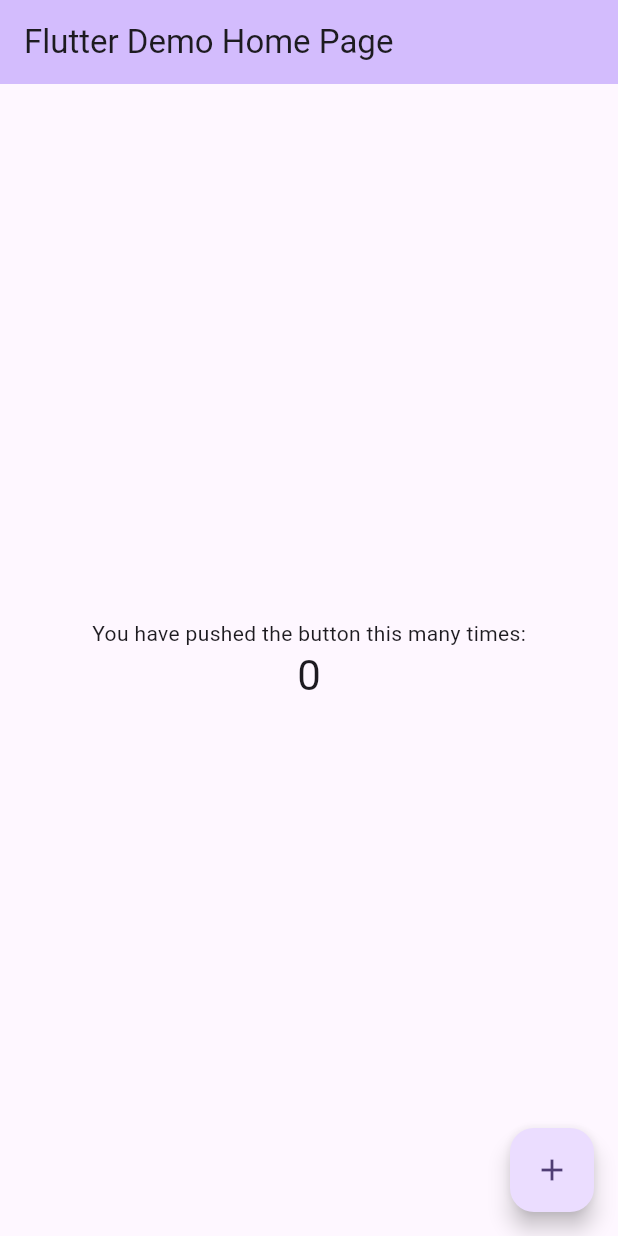
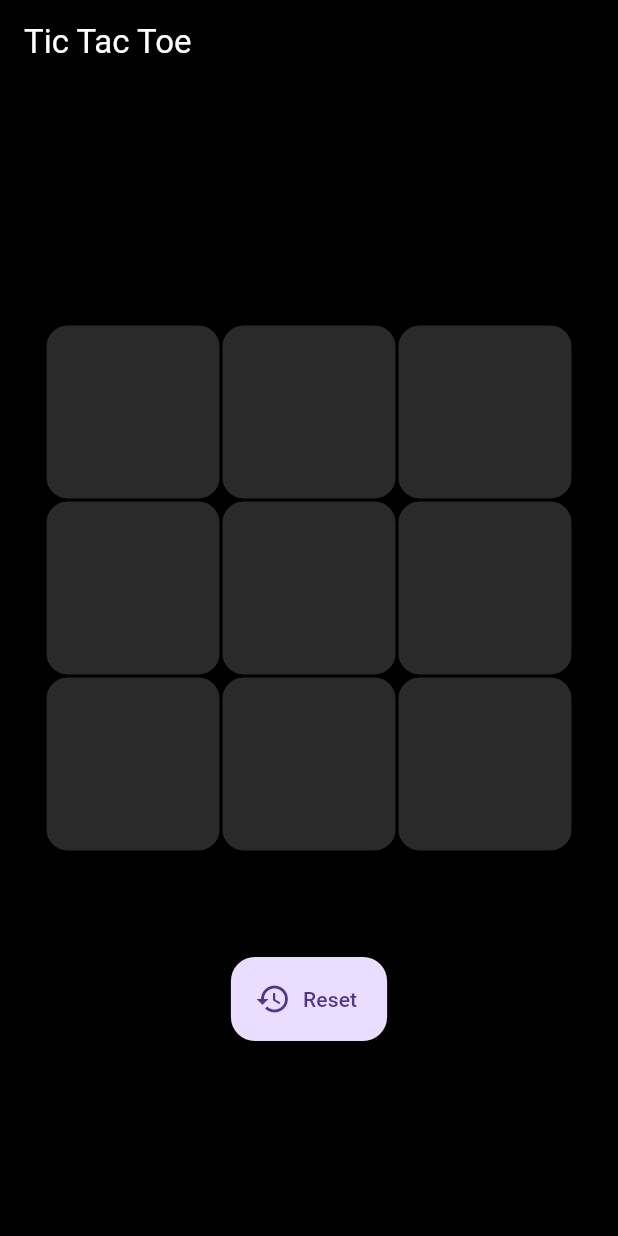
Before and after one commit to sreeramamp123/PRODIGY_AD_04, a Flutter app: the screen it shows after launch, on a phone screen of 412 x 824 dp. Run offline on Flutter 3.47's test engine with Material 3 defaults, Android fonts, the phone set to English and light mode, and no system bars.

Commit message:
Design UI/UX - 1st Commit

```diff
--- /dev/null
+++ b/lib/home.dart
@@ -0,0 +1,75 @@
+import 'package:flutter/material.dart';
+
+class TicTacToe extends StatefulWidget {
+  @override
+  _TicTacToeState createState() => _TicTacToeState();
+}
+
+class _TicTacToeState extends State<TicTacToe> {
+  List<String> board = List.filled(9, ''); // 3x3 = 9 cells
+  bool xTurn = true; // X starts first
+
+  void handleTap(int index) {
+    if (board[index] == '') {
+      setState(() {
+        board[index] = xTurn ? 'X' : 'O';
+        xTurn = !xTurn;
+      });
+    }
+  }
+
+  @override
+  Widget build(BuildContext context) {
+    return Scaffold(
+      backgroundColor: Colors.black,
+      appBar: AppBar(
+        title: Text('Tic Tac Toe', style: TextStyle(color: Colors.white)),
+        backgroundColor: Colors.black,
+      ),
+      body: Column(
+        mainAxisAlignment: MainAxisAlignment.center,
+        children: [
+          Padding(
+            padding: const EdgeInsets.all(30.0),
+            child: GridView.builder(
+              shrinkWrap: true,
+              itemCount: 9,
+              gridDelegate: SliverGridDelegateWithFixedCrossAxisCount(
+                crossAxisCount: 3,
+              ),
+              itemBuilder: (context, index) {
+                return GestureDetector(
+                  onTap: () => handleTap(index),
+                  child: Container(
+                    decoration: BoxDecoration(
+                      border: Border.all(),
+                      color: Color.fromARGB(255, 42, 42, 42),
+                      borderRadius: BorderRadius.all(Radius.elliptical(15, 15)),
+                    ),
+                    child: Center(
+                      child: Text(
+                        board[index],
+                        style: TextStyle(fontSize: 48, color: Colors.white),
+                      ),
+                    ),
+                  ),
+                );
+              },
+            ),
+          ),
+          Padding(padding: EdgeInsets.all(20)),
+          FloatingActionButton.extended(
+            onPressed: () {
+              setState(() {
+                board = List.filled(9, '');
+                xTurn = true;
+              });
+            },
+            label: Text("Reset"),
+            icon: Icon(Icons.restore),
+          ),
+        ],
+      ),
+    );
+  }
+}
--- a/lib/main.dart
+++ b/lib/main.dart
@@ -1,122 +1,6 @@
 import 'package:flutter/material.dart';
+import 'package:tictaktoe/home.dart';
 
 void main() {
-  runApp(const MyApp());
+  runApp(MaterialApp(home: TicTacToe()));
 }
-
-class MyApp extends StatelessWidget {
-  const MyApp({super.key});
-
-  // This widget is the root of your application.
-  @override
-  Widget build(BuildContext context) {
-    return MaterialApp(
-      title: 'Flutter Demo',
-      theme: ThemeData(
-        // This is the theme of your application.
-        //
-        // TRY THIS: Try running your application with "flutter run". You'll see
-        // the application has a purple toolbar. Then, without quitting the app,
-        // try changing the seedColor in the colorScheme below to Colors.green
-        // and then invoke "hot reload" (save your changes or press the "hot
-        // reload" button in a Flutter-supported IDE, or press "r" if you used
-        // the command line to start the app).
-        //
-        // Notice that the counter didn't reset back to zero; the application
-        // state is not lost during the reload. To reset the state, use hot
-        // restart instead.
-        //
-        // This works for code too, not just values: Most code changes can be
-        // tested with just a hot reload.
-        colorScheme: ColorScheme.fromSeed(seedColor: Colors.deepPurple),
-      ),
-      home: const MyHomePage(title: 'Flutter Demo Home Page'),
-    );
-  }
-}
-
-class MyHomePage extends StatefulWidget {
-  const MyHomePage({super.key, required this.title});
-
-  // This widget is the home page of your application. It is stateful, meaning
-  // that it has a State object (defined below) that contains fields that affect
-  // how it looks.
-
-  // This class is the configuration for the state. It holds the values (in this
-  // case the title) provided by the parent (in this case the App widget) and
-  // used by the build method of the State. Fields in a Widget subclass are
-  // always marked "final".
-
-  final String title;
-
-  @override
-  State<MyHomePage> createState() => _MyHomePageState();
-}
-
-class _MyHomePageState extends State<MyHomePage> {
-  int _counter = 0;
-
-  void _incrementCounter() {
-    setState(() {
-      // This call to setState tells the Flutter framework that something has
-      // changed in this State, which causes it to rerun the build method below
-      // so that the display can reflect the updated values. If we changed
-      // _counter without calling setState(), then the build method would not be
-      // called again, and so nothing would appear to happen.
-      _counter++;
-    });
-  }
-
-  @override
-  Widget build(BuildContext context) {
-    // This method is rerun every time setState is called, for instance as done
-    // by the _incrementCounter method above.
-    //
-    // The Flutter framework has been optimized to make rerunning build methods
-    // fast, so that you can just rebuild anything that needs updating rather
-    // than having to individually change instances of widgets.
-    return Scaffold(
-      appBar: AppBar(
-        // TRY THIS: Try changing the color here to a specific color (to
-        // Colors.amber, perhaps?) and trigger a hot reload to see the AppBar
-        // change color while the other colors stay the same.
-        backgroundColor: Theme.of(context).colorScheme.inversePrimary,
-        // Here we take the value from the MyHomePage object that was created by
-        // the App.build method, and use it to set our appbar title.
-        title: Text(widget.title),
-      ),
-      body: Center(
-        // Center is a layout widget. It takes a single child and positions it
-        // in the middle of the parent.
-        child: Column(
-          // Column is also a layout widget. It takes a list of children and
-          // arranges them vertically. By default, it sizes itself to fit its
-          // children horizontally, and tries to be as tall as its parent.
-          //
-          // Column has various properties to control how it sizes itself and
-          // how it positions its children. Here we use mainAxisAlignment to
-          // center the children vertically; the main axis here is the vertical
-          // axis because Columns are vertical (the cross axis would be
-          // horizontal).
-          //
-          // TRY THIS: Invoke "debug painting" (choose the "Toggle Debug Paint"
-          // action in the IDE, or press "p" in the console), to see the
-          // wireframe for each widget.
-          mainAxisAlignment: MainAxisAlignment.center,
-          children: <Widget>[
-            const Text('You have pushed the button this many times:'),
-            Text(
-              '$_counter',
-              style: Theme.of(context).textTheme.headlineMedium,
-            ),
-          ],
-        ),
-      ),
-      floatingActionButton: FloatingActionButton(
-        onPressed: _incrementCounter,
-        tooltip: 'Increment',
-        child: const Icon(Icons.add),
-      ), // This trailing comma makes auto-formatting nicer for build methods.
-    );
-  }
-}
```
